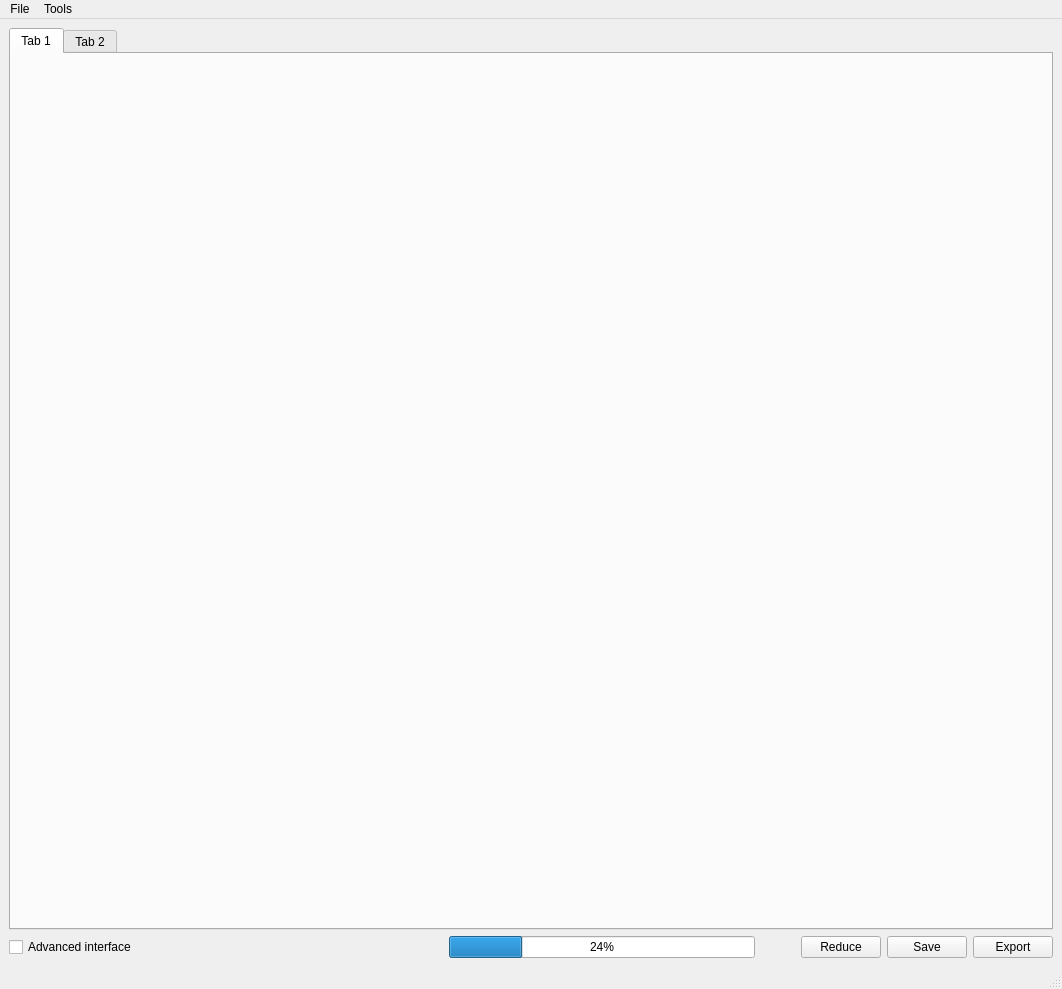
The window that Code/Mantid/scripts/Interface/ui/reduction_main.ui (mantidproject/mantid) describes before a commit, drawn with Qt 5.
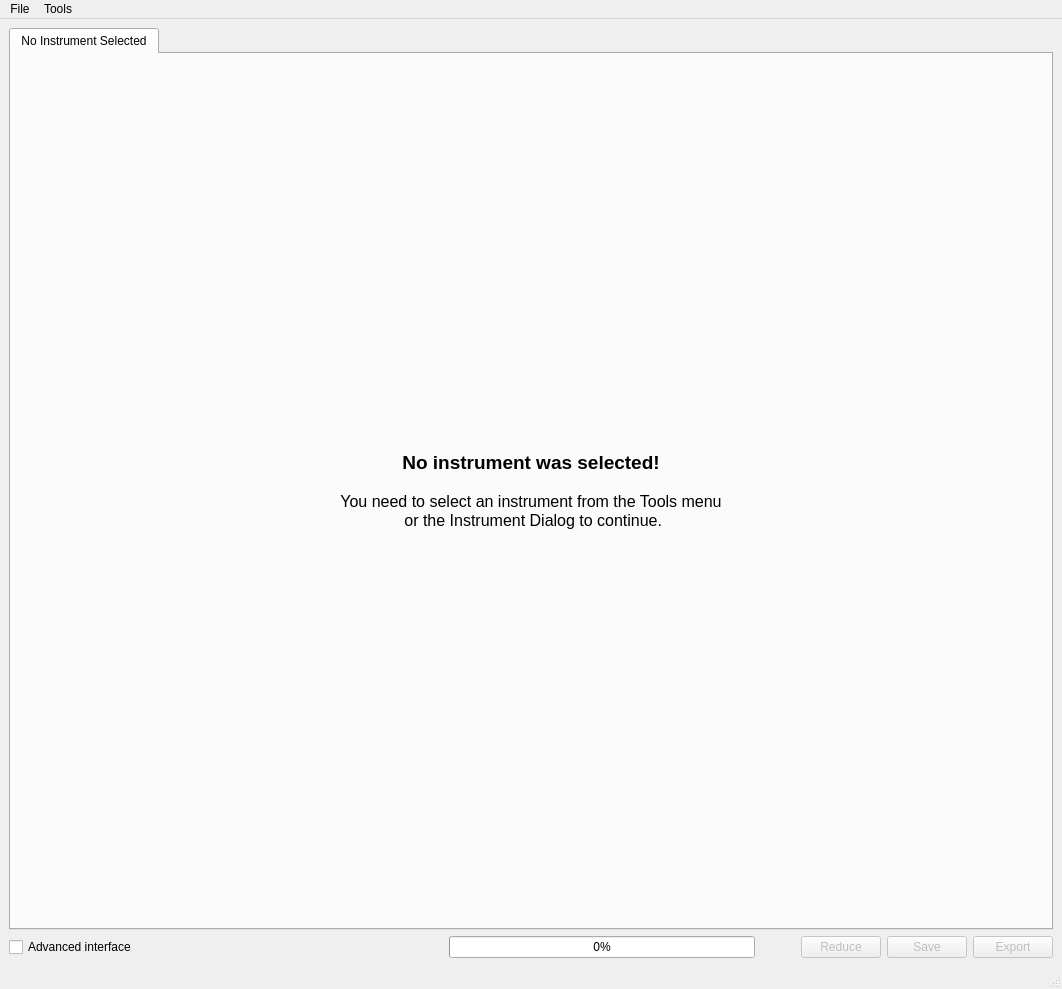
The same window after the commit.

Commit message: Re #4303 Fixed ui issues

What changed in the file:
```diff
--- a/Code/Mantid/scripts/Interface/ui/reduction_main.ui
+++ b/Code/Mantid/scripts/Interface/ui/reduction_main.ui
@@ -37,13 +37,24 @@
       </property>
       <widget class="QWidget" name="tab">
        <attribute name="title">
-        <string>Tab 1</string>
+        <string>No Instrument Selected</string>
        </attribute>
-      </widget>
-      <widget class="QWidget" name="tab_2">
-       <attribute name="title">
-        <string>Tab 2</string>
-       </attribute>
+       <layout class="QVBoxLayout" name="verticalLayout_2">
+        <item>
+         <widget class="QLabel" name="label">
+          <property name="text">
+           <string>&lt;!DOCTYPE HTML PUBLIC &quot;-//W3C//DTD HTML 4.0//EN&quot; &quot;http://www.w3.org/TR/REC-html40/strict.dtd&quot;&gt;
+&lt;html&gt;&lt;head&gt;&lt;meta name=&quot;qrichtext&quot; content=&quot;1&quot; /&gt;&lt;style type=&quot;text/css&quot;&gt;
+p, li { white-space: pre-wrap; }
+&lt;/style&gt;&lt;/head&gt;&lt;body style=&quot; font-family:'Ubuntu'; font-size:11pt; font-weight:400; font-style:normal;&quot;&gt;
+&lt;p align=&quot;center&quot; style=&quot; margin-top:0px; margin-bottom:0px; margin-left:0px; margin-right:0px; -qt-block-indent:0; text-indent:0px;&quot;&gt;&lt;span style=&quot; font-size:14pt; font-weight:600;&quot;&gt;No instrument was selected!&lt;/span&gt;&lt;/p&gt;
+&lt;p align=&quot;center&quot; style=&quot;-qt-paragraph-type:empty; margin-top:0px; margin-bottom:0px; margin-left:0px; margin-right:0px; -qt-block-indent:0; text-indent:0px;&quot;&gt;&lt;/p&gt;
+&lt;p align=&quot;center&quot; style=&quot; margin-top:0px; margin-bottom:0px; margin-left:0px; margin-right:0px; -qt-block-indent:0; text-indent:0px;&quot;&gt;&lt;span style=&quot; font-size:12pt;&quot;&gt;You need to select an instrument from the Tools menu&lt;/span&gt;&lt;/p&gt;
+&lt;p align=&quot;center&quot; style=&quot; margin-top:0px; margin-bottom:0px; margin-left:0px; margin-right:0px; -qt-block-indent:0; text-indent:0px;&quot;&gt;&lt;span style=&quot; font-size:12pt;&quot;&gt; or the Instrument Dialog to continue.&lt;/span&gt;&lt;/p&gt;&lt;/body&gt;&lt;/html&gt;</string>
+          </property>
+         </widget>
+        </item>
+       </layout>
       </widget>
      </widget>
     </item>
@@ -72,7 +83,7 @@
       <item>
        <widget class="QProgressBar" name="progress_bar">
         <property name="value">
-         <number>24</number>
+         <number>0</number>
         </property>
        </widget>
       </item>
@@ -94,6 +105,9 @@
       </item>
       <item>
        <widget class="QPushButton" name="reduce_button">
+        <property name="enabled">
+         <bool>false</bool>
+        </property>
         <property name="toolTip">
          <string>Click to execute reduction.</string>
         </property>
@@ -104,6 +118,9 @@
       </item>
       <item>
        <widget class="QPushButton" name="save_button">
+        <property name="enabled">
+         <bool>false</bool>
+        </property>
         <property name="toolTip">
          <string>Click to save your reduction parameters.</string>
         </property>
@@ -114,6 +131,9 @@
       </item>
       <item>
        <widget class="QPushButton" name="export_button">
+        <property name="enabled">
+         <bool>false</bool>
+        </property>
         <property name="toolTip">
          <string>Click to export the reduction parameters to a python script that can be run in MantidPlot.</string>
         </property>
```
Left out of the diff: 3 changed lines with no effect on the pictures. The commit also changes 2 other files.
